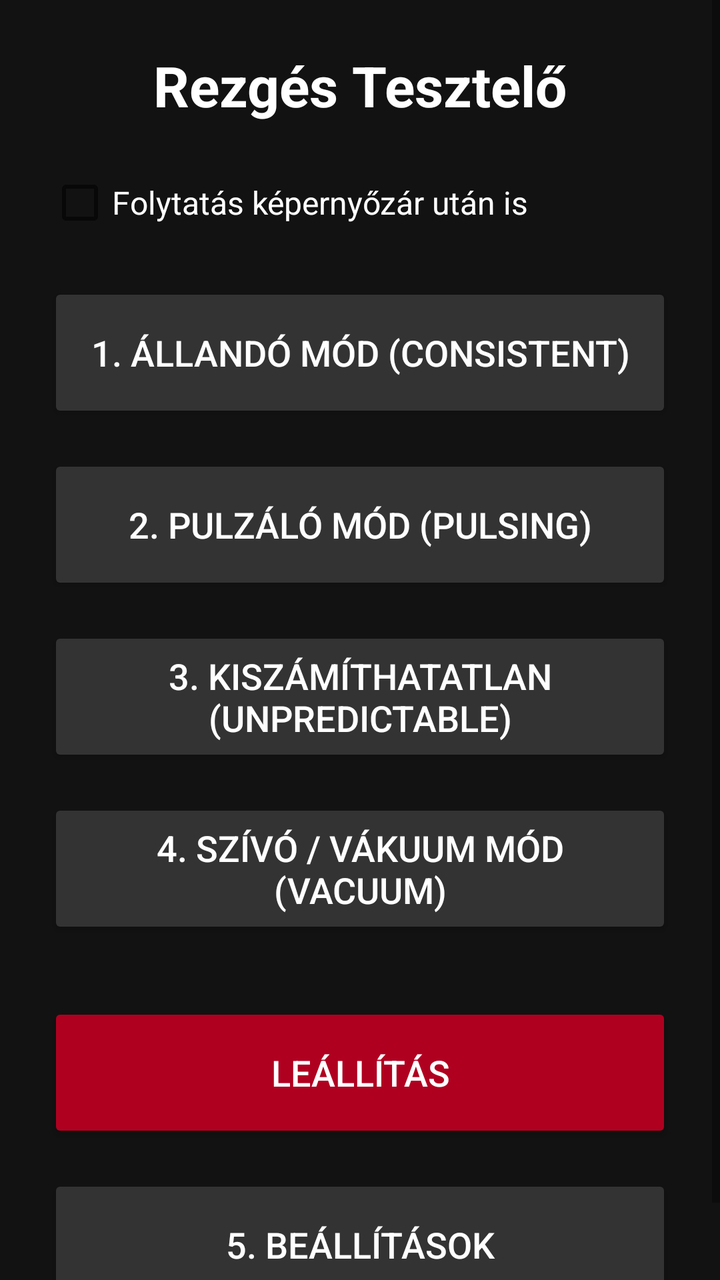
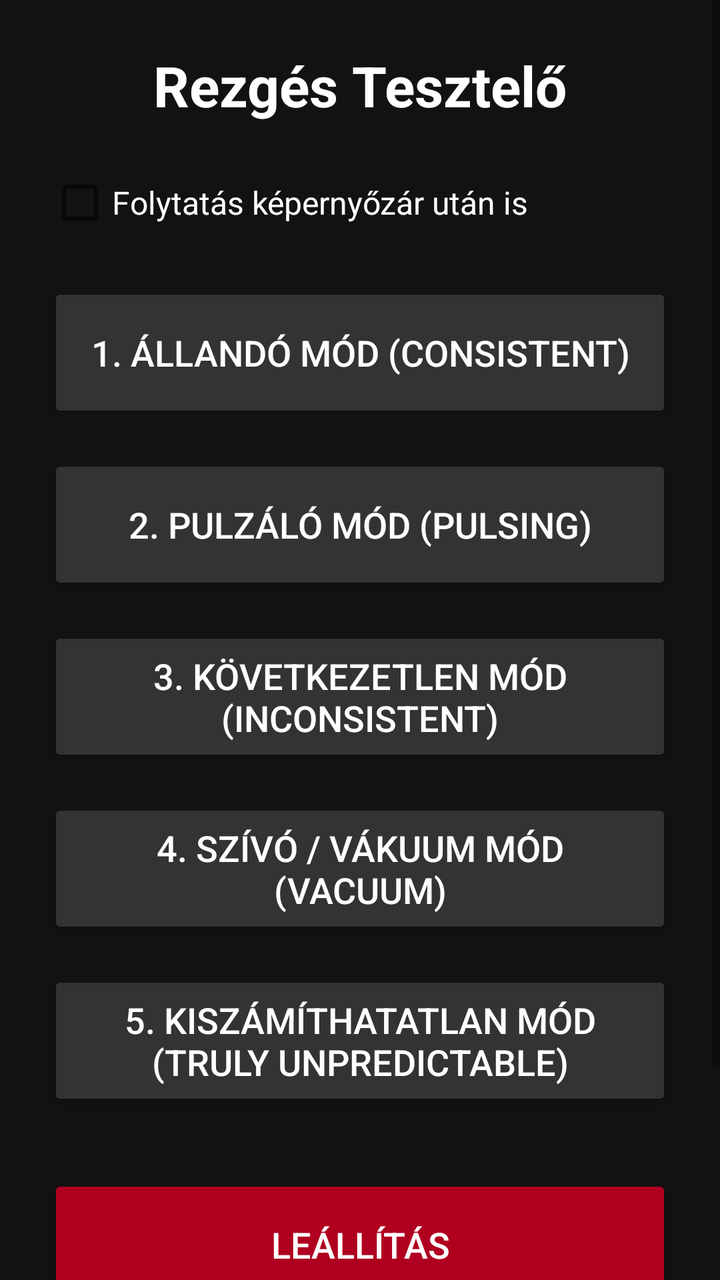

An Android layout rendered at two revisions. The XML below is the earlier revision; the diff shows what the commit changed to produce the second picture.
<!-- AndroidManifest.xml: application theme Theme.AppCompat.DayNight.DarkActionBar -->
<!-- res/layout/activity_main.xml -->
<?xml version="1.0" encoding="utf-8"?>
<ScrollView xmlns:android="http://schemas.android.com/apk/res/android"
    android:layout_width="match_parent"
    android:layout_height="match_parent"
    android:background="#121212"
    android:fillViewport="true">

    <LinearLayout
        android:layout_width="match_parent"
        android:layout_height="wrap_content"
        android:orientation="vertical"
        android:gravity="center"
        android:padding="24dp">

        <TextView
            android:layout_width="wrap_content"
            android:layout_height="wrap_content"
            android:text="@string/title_label"
            android:textSize="28sp"
            android:textStyle="bold"
            android:textColor="#FFFFFF"
            android:layout_marginBottom="24dp"
            android:importantForAccessibility="yes" />

        
        <CheckBox
            android:id="@+id/chkKeepAlive"
            android:layout_width="match_parent"
            android:layout_height="wrap_content"
            android:text="@string/keep_alive_label"
            android:textSize="16sp"
            android:textColor="#FFFFFF"
            android:layout_marginBottom="24dp"
            android:contentDescription="@string/desc_keep_alive_checkbox" />

        
        <Button
            android:id="@+id/btnConsistent"
            android:layout_width="match_parent"
            android:layout_height="70dp"
            android:text="@string/mode_consistent_button"
            android:textSize="18sp"
            android:backgroundTint="#333333"
            android:textColor="#FFFFFF"
            android:layout_marginBottom="16dp"
            android:contentDescription="@string/desc_consistent_button" />

        
        <Button
            android:id="@+id/btnPulsing"
            android:layout_width="match_parent"
            android:layout_height="70dp"
            android:text="@string/mode_pulsing_button"
            android:textSize="18sp"
            android:backgroundTint="#333333"
            android:textColor="#FFFFFF"
            android:layout_marginBottom="16dp"
            android:contentDescription="@string/desc_pulsing_button" />

        
        <Button
            android:id="@+id/btnUnpredictable"
            android:layout_width="match_parent"
            android:layout_height="70dp"
            android:text="@string/mode_unpredictable_button"
            android:textSize="18sp"
            android:backgroundTint="#333333"
            android:textColor="#FFFFFF"
            android:layout_marginBottom="16dp"
            android:contentDescription="@string/desc_unpredictable_button" />

        
        <Button
            android:id="@+id/btnVacuum"
            android:layout_width="match_parent"
            android:layout_height="70dp"
            android:text="@string/mode_vacuum_button"
            android:textSize="18sp"
            android:backgroundTint="#333333"
            android:textColor="#FFFFFF"
            android:layout_marginBottom="32dp"
            android:contentDescription="@string/desc_vacuum_button" />

        
        <Button
            android:id="@+id/btnStop"
            android:layout_width="match_parent"
            android:layout_height="70dp"
            android:text="@string/stop_button"
            android:textSize="18sp"
            android:backgroundTint="#B00020"
            android:textColor="#FFFFFF"
            android:layout_marginBottom="16dp"
            android:contentDescription="@string/desc_stop_button" />

        
        <Button
            android:id="@+id/btnSettings"
            android:layout_width="match_parent"
            android:layout_height="70dp"
            android:text="@string/settings_button"
            android:textSize="18sp"
            android:backgroundTint="#333333"
            android:textColor="#FFFFFF"
            android:contentDescription="@string/desc_settings_button" />

    </LinearLayout>
</ScrollView>
<!-- resources referenced by this layout -->
<resources>
  <string name="desc_consistent_button">Állandó Mód gomb. Folyamatos, szünet nélküli rezgést indít.</string>
  <string name="desc_keep_alive_checkbox">Folytatás képernyőzár után. Ha be van jelölve, a rezgés a képernyő lezárása vagy az alkalmazás háttérbe kerülése után is folytatódik, egy értesítés jelzi a futást.</string>
  <string name="desc_pulsing_button">Pulzáló Mód gomb. Ritmikus, szabályos időközönként ismétlődő rezgést indít.</string>
  <string name="desc_settings_button">Beállítások gomb. Megnyitja a rezgés erősségét, hosszát, szünetét és egyéb részleteit szabályozó képernyőt.</string>
  <string name="desc_stop_button">Leállítás gomb. Az összes folyamatban lévő rezgést azonnal megszakítja.</string>
  <string name="desc_unpredictable_button">Kiszámíthatatlan Mód gomb. Véletlenszerű hosszúságú és szünetű rezgéseket indít.</string>
  <string name="desc_vacuum_button">Vákuum Mód gomb. Fokozatosan erősödő, majd hirtelen megszakadó rezgést indít, mintha beszívás történne.</string>
  <string name="keep_alive_label">Folytatás képernyőzár után is</string>
  <string name="mode_consistent_button">1. Állandó Mód (Consistent)</string>
  <string name="mode_pulsing_button">2. Pulzáló Mód (Pulsing)</string>
  <string name="mode_unpredictable_button">3. Kiszámíthatatlan (Unpredictable)</string>
  <string name="mode_vacuum_button">4. Szívó / Vákuum Mód (Vacuum)</string>
  <string name="settings_button">5. Beállítások</string>
  <string name="stop_button">Leállítás</string>
  <string name="title_label">Rezgés Tesztelő</string>
</resources>

<!-- the commit's change to res/layout/activity_main.xml (unified diff, before → after) -->
@@ -59,15 +59,15 @@
 
         
         <Button
-            android:id="@+id/btnUnpredictable"
+            android:id="@+id/btnInconsistent"
             android:layout_width="match_parent"
             android:layout_height="70dp"
-            android:text="@string/mode_unpredictable_button"
+            android:text="@string/mode_inconsistent_button"
             android:textSize="18sp"
             android:backgroundTint="#333333"
             android:textColor="#FFFFFF"
             android:layout_marginBottom="16dp"
-            android:contentDescription="@string/desc_unpredictable_button" />
+            android:contentDescription="@string/desc_inconsistent_button" />
 
         
         <Button
@@ -78,8 +78,20 @@
             android:textSize="18sp"
             android:backgroundTint="#333333"
             android:textColor="#FFFFFF"
+            android:layout_marginBottom="16dp"
+            android:contentDescription="@string/desc_vacuum_button" />
+
+        
+        <Button
+            android:id="@+id/btnTrulyRandom"
+            android:layout_width="match_parent"
+            android:layout_height="70dp"
+            android:text="@string/mode_truly_random_button"
+            android:textSize="18sp"
+            android:backgroundTint="#333333"
+            android:textColor="#FFFFFF"
             android:layout_marginBottom="32dp"
-            android:contentDescription="@string/desc_vacuum_button" />
+            android:contentDescription="@string/desc_truly_random_button" />
 
         
         <Button
<!-- resource entries referenced after the edit -->
@@ -1,18 +1,20 @@
 <!-- resources referenced by this layout -->
 <resources>
   <string name="desc_consistent_button">Állandó Mód gomb. Folyamatos, szünet nélküli rezgést indít.</string>
+  <string name="desc_inconsistent_button">Következetlen Mód gomb. A Beállításokban megadott hossz és szünet körül, mérsékelt mértékben véletlenszerű rezgéseket indít.</string>
   <string name="desc_keep_alive_checkbox">Folytatás képernyőzár után. Ha be van jelölve, a rezgés a képernyő lezárása vagy az alkalmazás háttérbe kerülése után is folytatódik, egy értesítés jelzi a futást.</string>
   <string name="desc_pulsing_button">Pulzáló Mód gomb. Ritmikus, szabályos időközönként ismétlődő rezgést indít.</string>
   <string name="desc_settings_button">Beállítások gomb. Megnyitja a rezgés erősségét, hosszát, szünetét és egyéb részleteit szabályozó képernyőt.</string>
   <string name="desc_stop_button">Leállítás gomb. Az összes folyamatban lévő rezgést azonnal megszakítja.</string>
-  <string name="desc_unpredictable_button">Kiszámíthatatlan Mód gomb. Véletlenszerű hosszúságú és szünetű rezgéseket indít.</string>
+  <string name="desc_truly_random_button">Kiszámíthatatlan Mód gomb. Minden egyes rezgésnél az erősséget, a hosszt, a szünetet, a rezgés jellegét és a lüktetések számát is véletlenszerűen, széles tartományban változtatja - jóval erősebben, mint a Következetlen mód -, hogy ne alakuljon ki felismerhető minta.</string>
   <string name="desc_vacuum_button">Vákuum Mód gomb. Fokozatosan erősödő, majd hirtelen megszakadó rezgést indít, mintha beszívás történne.</string>
   <string name="keep_alive_label">Folytatás képernyőzár után is</string>
   <string name="mode_consistent_button">1. Állandó Mód (Consistent)</string>
+  <string name="mode_inconsistent_button">3. Következetlen Mód (Inconsistent)</string>
   <string name="mode_pulsing_button">2. Pulzáló Mód (Pulsing)</string>
-  <string name="mode_unpredictable_button">3. Kiszámíthatatlan (Unpredictable)</string>
+  <string name="mode_truly_random_button">5. Kiszámíthatatlan Mód (Truly Unpredictable)</string>
   <string name="mode_vacuum_button">4. Szívó / Vákuum Mód (Vacuum)</string>
-  <string name="settings_button">5. Beállítások</string>
+  <string name="settings_button">6. Beállítások</string>
   <string name="stop_button">Leállítás</string>
   <string name="title_label">Rezgés Tesztelő</string>
 </resources>
